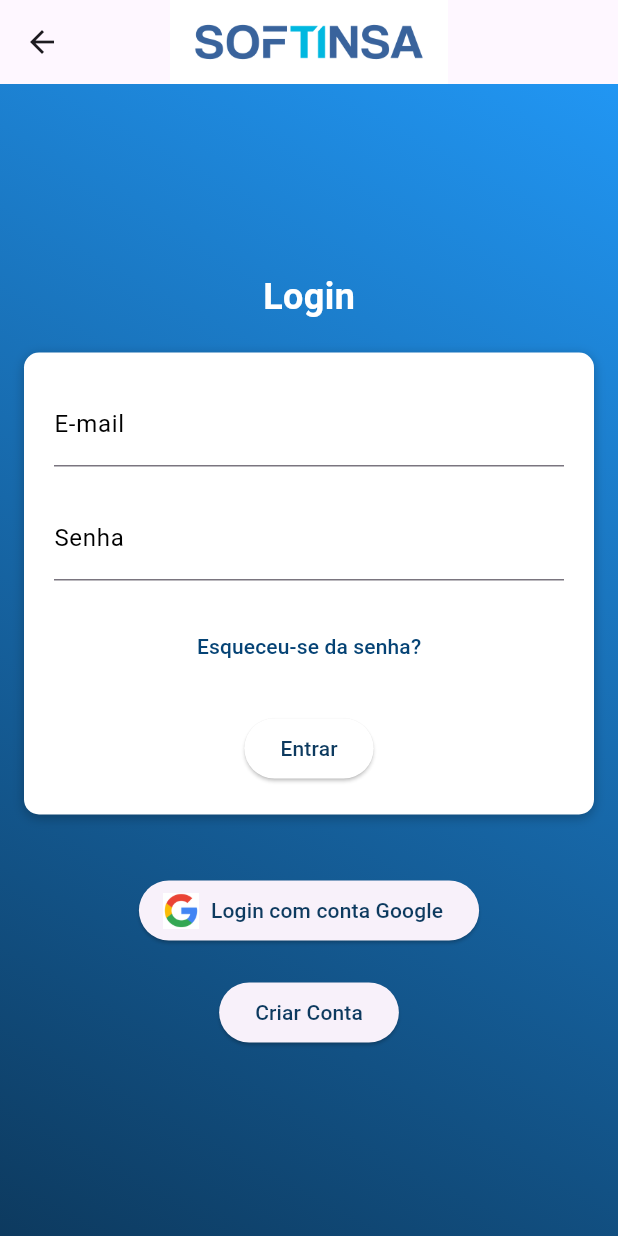
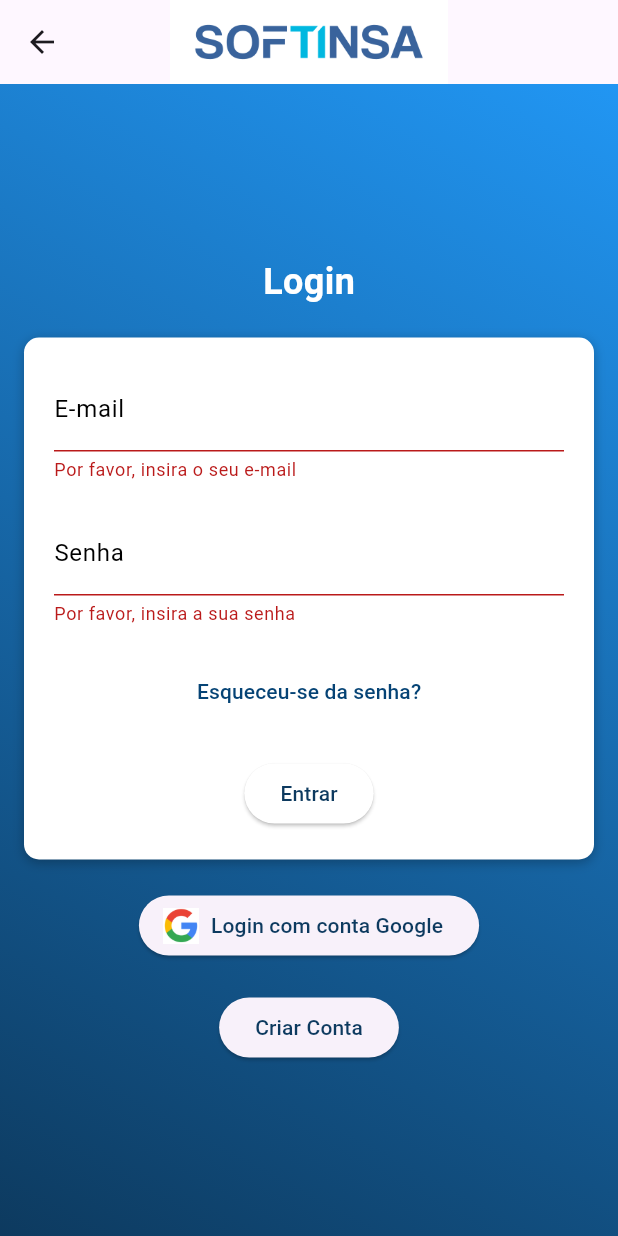
Before and after one commit to ricardo-04/Mobile, a Flutter app: the LoginPage screen opened by its route, after a tap on "Entrar", on a phone screen of 412 x 824 dp. Run offline on Flutter 3.47's test engine with Material 3 defaults, Android fonts, the phone set to English and light mode, and no system bars.

Commit message:
login alterado

```diff
--- a/lib/login.dart
+++ b/lib/login.dart
@@ -1,8 +1,17 @@
-//login.dart
 import 'package:flutter/material.dart';
+import 'package:flutter/widgets.dart';
 import 'contaCreate.dart';
 
-class LoginPage extends StatelessWidget {
+class LoginPage extends StatefulWidget {
+  @override
+  _LoginPageState createState() => _LoginPageState();
+}
+
+class _LoginPageState extends State<LoginPage> {
+  final _formKey = GlobalKey<FormState>();
+  final TextEditingController _emailController = TextEditingController();
+  final TextEditingController _passwordController = TextEditingController();
+
   @override
   Widget build(BuildContext context) {
     return Scaffold(
@@ -13,21 +22,23 @@ class LoginPage extends StatelessWidget {
           child: Image.asset('assets/logo-softinsa.png', fit: BoxFit.cover, height: kToolbarHeight),
         ),
       ),
-      body: Container(
-        decoration: BoxDecoration(
+      body: SingleChildScrollView(
+        child: Container(
+          height: MediaQuery.of(context).size.height -
+              kToolbarHeight - MediaQuery.of(context).padding.top,
+          decoration: const BoxDecoration(
             gradient: LinearGradient(
               begin: Alignment.topRight,
               end: Alignment.bottomLeft,
-            colors: [const Color.fromRGBO(33, 150, 243, 1), Color.fromARGB(255, 13, 58, 95)],
+              colors: [Color.fromRGBO(33, 150, 243, 1), Color.fromARGB(255, 13, 58, 95)],
             ),
           ),
-        child: Form(
           child: Padding(
             padding: const EdgeInsets.all(16.0),
             child: Column(
               mainAxisAlignment: MainAxisAlignment.center,
               children: <Widget>[
-                Text(
+                const Text(
                   'Login',
                   style: TextStyle(
                     fontSize: 24.0,
@@ -35,22 +46,22 @@ class LoginPage extends StatelessWidget {
                     color: Colors.white,
                   ),
                 ),
-                SizedBox(height: 20.0),
-                _buildLoginForm(context),
-                SizedBox(height: 20.0),
-                SizedBox(height: 20.0),
+                const SizedBox(height: 20.0),
+                _buildLoginForm(),
+                const SizedBox(height: 20.0),
                 ElevatedButton.icon(
                   icon: Image.asset('assets/google_logo.png', height: 24.0),
-                  label: Text('Login com conta Google',
+                  label: const Text(
+                    'Login com conta Google',
                     style: TextStyle(
                       color: Color.fromARGB(255, 13, 58, 95),
                     ),
                   ),
                   onPressed: () {
-                    //lógica de login com conta Google ou route para uma página de login com conta Google
+                    // lógica de login com conta Google
                   },
                 ),
-                SizedBox(height: 20.0),
+                const SizedBox(height: 20.0),
                 ElevatedButton(
                   onPressed: () {
                     Navigator.push(
@@ -58,7 +69,8 @@ class LoginPage extends StatelessWidget {
                       MaterialPageRoute(builder: (context) => ContaCreate()),
                     );
                   },
-                  child: Text('Criar Conta',
+                  child: const Text(
+                    'Criar Conta',
                     style: TextStyle(
                       color: Color.fromARGB(255, 13, 58, 95),
                     ),
@@ -72,12 +84,12 @@ class LoginPage extends StatelessWidget {
     );
   }
 
-  Widget _buildLoginForm(BuildContext context) {
+  Widget _buildLoginForm() {
     return Container(
       decoration: BoxDecoration(
         color: Colors.white,
         borderRadius: BorderRadius.circular(10.0),
-    boxShadow: [
+        boxShadow: const [
           BoxShadow(
             color: Colors.black26,
             blurRadius: 6.0,
@@ -86,73 +98,86 @@ class LoginPage extends StatelessWidget {
         ],
       ),
       child: Form(
+        key: _formKey,
         child: Padding(
-      padding: EdgeInsets.all(20.0),
+          padding: const EdgeInsets.all(20.0),
           child: Column(
             children: <Widget>[
-          Theme(
-            data: Theme.of(context).copyWith(
-              inputDecorationTheme: InputDecorationTheme(
-                hintStyle: TextStyle(color: Colors.black),
-                labelStyle: TextStyle(color: Colors.black),
-              ),
-            ),
-            child: TextFormField(
+              TextFormField(
+                controller: _emailController,
                 decoration: InputDecoration(
                   labelText: 'E-mail',
-                hintText: 'Digite seu e-mail',
+                  hintText: 'Digite o seu e-mail',
+                  labelStyle: TextStyle(
+                    color: _emailController.text.isEmpty ? Colors.black : Colors.blue,
                   ),
-              keyboardType: TextInputType.emailAddress,
-              style: TextStyle(
-                color: Colors.black,
-              ),
-              //lógica para guardar o e-mail
-            ),
-          ),
-          SizedBox(height: 20.0),
-          Theme(
-            data: Theme.of(context).copyWith(
-              inputDecorationTheme: InputDecorationTheme(
-                hintStyle: TextStyle(color: Colors.black),
-                labelStyle: TextStyle(color: Colors.black),
-              ),
-            ),
-            child: TextFormField(
-              decoration: InputDecoration(
-                labelText: 'Senha',
-                hintText: 'Digite sua senha',
-              ),
-              obscureText: true,
-              style: TextStyle(
-                color: Colors.black,
-              ),
-              // lógica para guardar a senha
-            ),
-          ),
-          SizedBox(height: 20.0),
-          TextButton(
-            onPressed: () {/*
-              Navigator.push(
-                context,
-                MaterialPageRoute(builder: (context) => ForgotPasswordPage()),
-              );*/
-            },
-            child: Text(
-              'Esqueceu-se da senha?',
-              style: TextStyle(
-                color: const Color.fromARGB(255, 5, 67, 117),
+                  focusedBorder: const UnderlineInputBorder(
+                    borderSide: BorderSide(
+                      color: Colors.blue,
                     ),
                   ),
                 ),
-          SizedBox(height: 20.0),
+                keyboardType: TextInputType.emailAddress,
+                style: const TextStyle(
+                  color: Colors.black,
+                ),
+                validator: (value) {
+                  if (value == null || value.isEmpty) {
+                    return 'Por favor, insira o seu e-mail';
+                  }
+                  return null;
+                },
+              ),
+              const SizedBox(height: 20.0),
+              TextFormField(
+                controller: _passwordController,
+                decoration: InputDecoration(
+                  labelText: 'Senha',
+                  hintText: 'Digite a sua senha',
+                  labelStyle: TextStyle(
+                    color: _passwordController.text.isEmpty ? Colors.black : Colors.blue,
+                  ),
+                  focusedBorder: const UnderlineInputBorder(
+                    borderSide: BorderSide(
+                      color: Colors.blue,
+                    ),
+                  ),
+                ),
+                obscureText: true,
+                style: const TextStyle(
+                  color: Colors.black,
+                ),
+                validator: (value) {
+                  if (value == null || value.isEmpty) {
+                    return 'Por favor, insira a sua senha';
+                  }
+                  return null;
+                },
+              ),
+              const SizedBox(height: 20.0),
+              TextButton(
+                onPressed: () {
+                  // Navegar para a página de esqueci minha senha
+                },
+                child: const Text(
+                  'Esqueceu-se da senha?',
+                  style: TextStyle(
+                    color: Color.fromARGB(255, 5, 67, 117),
+                  ),
+                ),
+              ),
+              const SizedBox(height: 20.0),
               ElevatedButton(
                 onPressed: () {
-              // Implementar a lógica de login aqui
+                  if (_formKey.currentState!.validate()) {
+                    // Implementar a lógica de login
+                  }
                 },
                 style: ButtonStyle(
-              backgroundColor: MaterialStateProperty.all<Color>(Color.fromARGB(255, 255, 255, 255)),
+                  backgroundColor: MaterialStateProperty.all<Color>(const Color.fromARGB(255, 255, 255, 255)),
                 ),
-            child: Text('Entrar',
+                child: const Text(
+                  'Entrar',
                   style: TextStyle(
                     color: Color.fromARGB(255, 13, 58, 95),
                   ),
--- a/lib/main.dart
+++ b/lib/main.dart
@@ -4,11 +4,11 @@ import 'login.dart';
 import 'welcome_page.dart';
 import 'contaCreate.dart';
 //import 'package:firebase_auth/firebase_auth.dart';
-//import 'package:firebase_core/firebase_core.dart'; // Adicione esta linha
+//import 'package:firebase_core/firebase_core.dart';
 
-void main() /*async*/ { // Adicione a palavra-chave async aqui
+void main() /*async*/ { //adicionar a palavra-chave async aqui
   WidgetsFlutterBinding.ensureInitialized();
-  //await Firebase.initializeApp(); // Agora isso deve funcionar
+  //await Firebase.initializeApp();
   runApp(const MyApp());
 }
 
--- a/pubspec.yaml
+++ b/pubspec.yaml
@@ -42,8 +42,8 @@ dependencies:
 dev_dependencies:
   flutter_test:
     sdk: flutter
-  firebase_auth:
-  firebase_core:
+  #firebase_auth:
+  #firebase_core:
 
 
   # The "flutter_lints" package below contains a set of recommended lints to
```
Also changed, not shown: lib/contaCreate.dart (+69 -48 lines), lib/welcome_page.dart (+4 -4 lines), pubspec.lock, 5 other files. Lines whose indentation alone changed are shown as unchanged.
